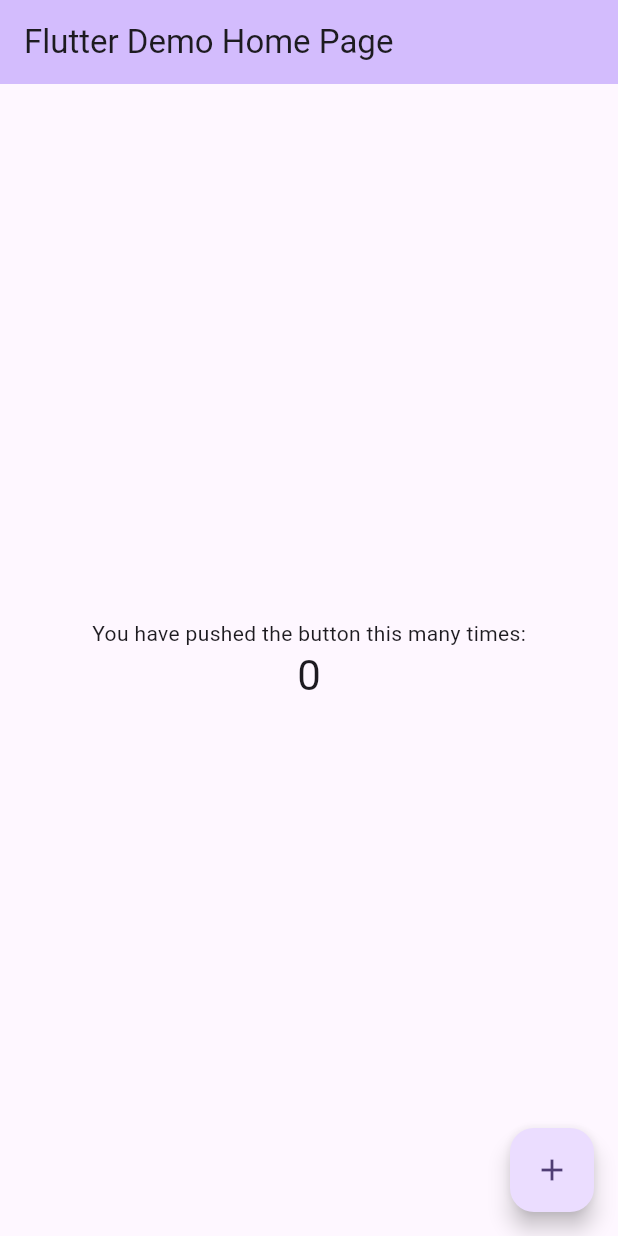
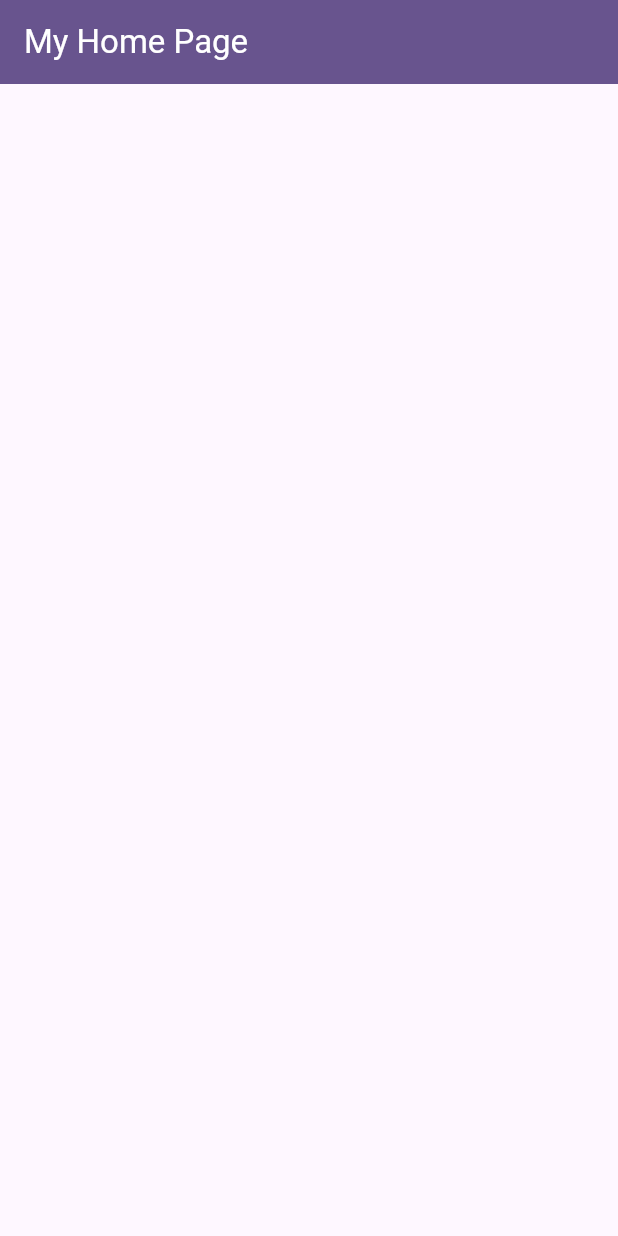
Before and after one commit to mahdawemghr/care_center, a Flutter app: the screen it shows after launch, on a phone screen of 412 x 824 dp. Run offline on Flutter 3.47's test engine with Material 3 defaults, Android fonts, the phone set to English and light mode, and no system bars.

Commit message:
clean up

```diff
--- a/lib/main.dart
+++ b/lib/main.dart
@@ -6,117 +6,37 @@
 
 class MyApp extends StatelessWidget {
   const MyApp({super.key});
-
-  // This widget is the root of your application.
   @override
   Widget build(BuildContext context) {
     return MaterialApp(
       title: 'Flutter Demo',
       theme: ThemeData(
-        // This is the theme of your application.
-        //
-        // TRY THIS: Try running your application with "flutter run". You'll see
-        // the application has a purple toolbar. Then, without quitting the app,
-        // try changing the seedColor in the colorScheme below to Colors.green
-        // and then invoke "hot reload" (save your changes or press the "hot
-        // reload" button in a Flutter-supported IDE, or press "r" if you used
-        // the command line to start the app).
-        //
-        // Notice that the counter didn't reset back to zero; the application
-        // state is not lost during the reload. To reset the state, use hot
-        // restart instead.
-        //
-        // This works for code too, not just values: Most code changes can be
-        // tested with just a hot reload.
         colorScheme: ColorScheme.fromSeed(seedColor: Colors.deepPurple),
       ),
-      home: const MyHomePage(title: 'Flutter Demo Home Page'),
+      home: const MyHomePage(),
+      debugShowCheckedModeBanner: false,
     );
   }
 }
 
 class MyHomePage extends StatefulWidget {
-  const MyHomePage({super.key, required this.title});
-
-  // This widget is the home page of your application. It is stateful, meaning
-  // that it has a State object (defined below) that contains fields that affect
-  // how it looks.
-
-  // This class is the configuration for the state. It holds the values (in this
-  // case the title) provided by the parent (in this case the App widget) and
-  // used by the build method of the State. Fields in a Widget subclass are
-  // always marked "final".
-
-  final String title;
+  const MyHomePage({super.key});
 
   @override
   State<MyHomePage> createState() => _MyHomePageState();
 }
 
 class _MyHomePageState extends State<MyHomePage> {
-  int _counter = 0;
-
-  void _incrementCounter() {
-    setState(() {
-      // This call to setState tells the Flutter framework that something has
-      // changed in this State, which causes it to rerun the build method below
-      // so that the display can reflect the updated values. If we changed
-      // _counter without calling setState(), then the build method would not be
-      // called again, and so nothing would appear to happen.
-      _counter++;
-    });
-  }
-
   @override
   Widget build(BuildContext context) {
-    // This method is rerun every time setState is called, for instance as done
-    // by the _incrementCounter method above.
-    //
-    // The Flutter framework has been optimized to make rerunning build methods
-    // fast, so that you can just rebuild anything that needs updating rather
-    // than having to individually change instances of widgets.
     return Scaffold(
       appBar: AppBar(
-        // TRY THIS: Try changing the color here to a specific color (to
-        // Colors.amber, perhaps?) and trigger a hot reload to see the AppBar
-        // change color while the other colors stay the same.
-        backgroundColor: Theme.of(context).colorScheme.inversePrimary,
-        // Here we take the value from the MyHomePage object that was created by
-        // the App.build method, and use it to set our appbar title.
-        title: Text(widget.title),
+        title: const Text(
+          'My Home Page',
+          style: TextStyle(color: Colors.white),
+        ),
+        backgroundColor: Theme.of(context).colorScheme.primary,
       ),
-      body: Center(
-        // Center is a layout widget. It takes a single child and positions it
-        // in the middle of the parent.
-        child: Column(
-          // Column is also a layout widget. It takes a list of children and
-          // arranges them vertically. By default, it sizes itself to fit its
-          // children horizontally, and tries to be as tall as its parent.
-          //
-          // Column has various properties to control how it sizes itself and
-          // how it positions its children. Here we use mainAxisAlignment to
-          // center the children vertically; the main axis here is the vertical
-          // axis because Columns are vertical (the cross axis would be
-          // horizontal).
-          //
-          // TRY THIS: Invoke "debug painting" (choose the "Toggle Debug Paint"
-          // action in the IDE, or press "p" in the console), to see the
-          // wireframe for each widget.
-          mainAxisAlignment: MainAxisAlignment.center,
-          children: <Widget>[
-            const Text('You have pushed the button this many times:'),
-            Text(
-              '$_counter',
-              style: Theme.of(context).textTheme.headlineMedium,
-            ),
-          ],
-        ),
-      ),
-      floatingActionButton: FloatingActionButton(
-        onPressed: _incrementCounter,
-        tooltip: 'Increment',
-        child: const Icon(Icons.add),
-      ), // This trailing comma makes auto-formatting nicer for build methods.
     );
   }
 }
```
